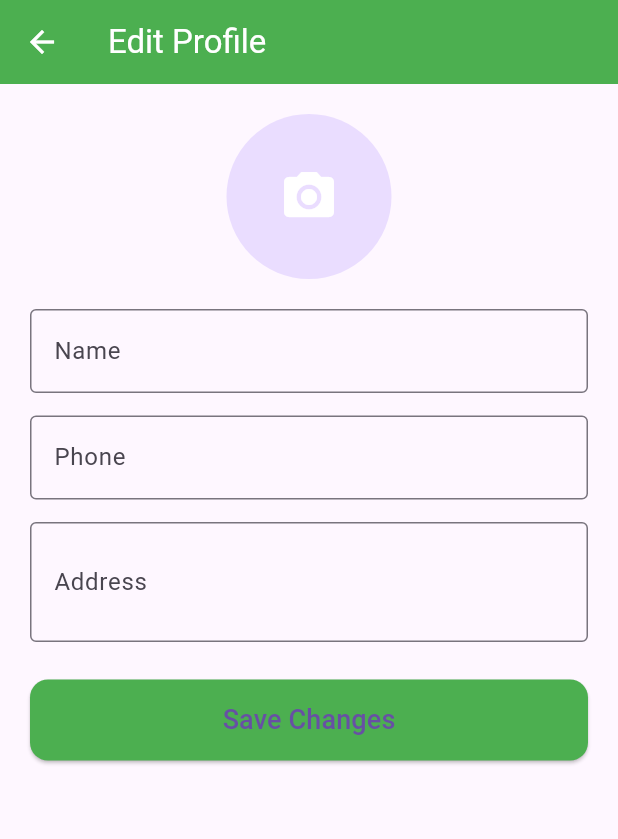
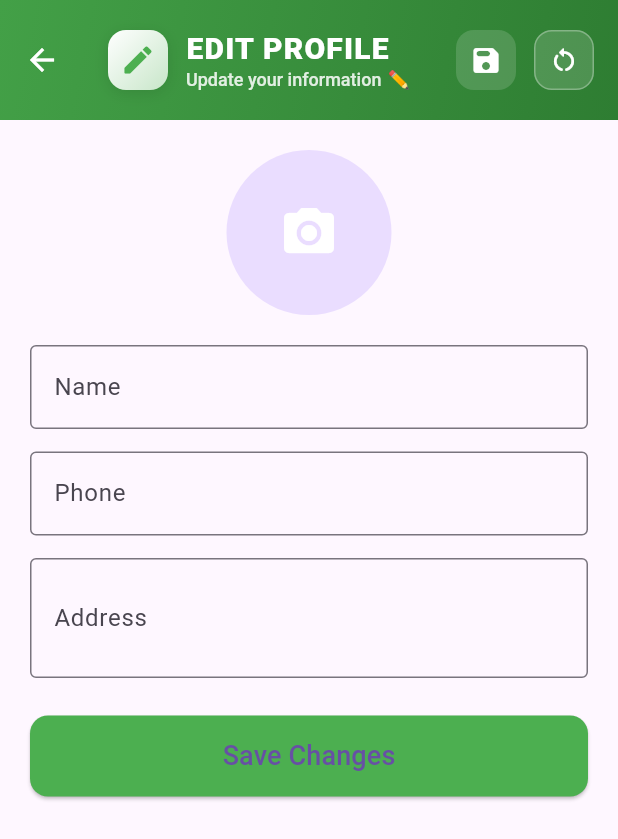
Before and after one commit to shivam2212G/bmt99_app, a Flutter app: the EditProfileScreen screen opened directly with empty values, on a phone screen of 412 x 824 dp. Shown: the top 839 px of the screen. Run offline on Flutter 3.47's test engine with Material 3 defaults, Android fonts, the phone set to English and light mode, and no system bars; our stand-ins replace carousel_slider, dio, google_sign_in, iconsax, image_picker, shared_preferences and 1 more; accounts and stored records are empty.

Commit message:
until its done

```diff
--- a/lib/screens/edit_profile_screen.dart
+++ b/lib/screens/edit_profile_screen.dart
@@ -1,4 +1,5 @@
 import 'dart:io';
+import 'dart:math' as math;
 import 'package:dio/dio.dart';
 import 'package:flutter/material.dart';
 import 'package:image_picker/image_picker.dart';
@@ -140,9 +141,141 @@ class _EditProfileScreenState extends State<EditProfileScreen> {
   Widget build(BuildContext context) {
     return Scaffold(
       appBar: AppBar(
-        title: const Text("Edit Profile"),
-        backgroundColor: Colors.green,
+        title: Row(
+          children: [
+            // Logo/Icon with gradient
+            Container(
+              width: 40,
+              height: 40,
+              decoration: BoxDecoration(
+                gradient: LinearGradient(
+                  colors: [Colors.white, Colors.green.shade100],
+                  begin: Alignment.topLeft,
+                  end: Alignment.bottomRight,
+                ),
+                borderRadius: BorderRadius.circular(12),
+                boxShadow: [
+                  BoxShadow(
+                    color: Colors.black.withOpacity(0.1),
+                    blurRadius: 8,
+                    offset: const Offset(0, 2),
+                  ),
+                ],
+              ),
+              child: const Icon(
+                Icons.edit_rounded,
+                color: Colors.green,
+                size: 24,
+              ),
+            ),
+            const SizedBox(width: 12),
+
+            // Title with improved styling
+            Expanded(
+              child: Column(
+                crossAxisAlignment: CrossAxisAlignment.start,
+                children: [
+                  RichText(
+                    text: TextSpan(
+                      children: [
+                        TextSpan(
+                          text: "EDIT PROFILE",
+                          style: TextStyle(
+                            fontWeight: FontWeight.w800,
+                            fontSize: 20,
+                            color: Colors.white,
+                            letterSpacing: 0.8,
+                          ),
+                        ),
+                      ],
+                    ),
+                  ),
+                  const SizedBox(height: 2),
+                  Row(
+                    children: [
+                      Text(
+                        "Update your information",
+                        style: TextStyle(
+                          fontSize: 12,
+                          color: Colors.white.withOpacity(0.85),
+                          fontWeight: FontWeight.w500,
+                        ),
+                      ),
+                      const SizedBox(width: 4),
+                      TweenAnimationBuilder(
+                        duration: const Duration(milliseconds: 500),
+                        tween: Tween<double>(begin: 0, end: 1),
+                        builder: (context, value, child) {
+                          return Transform.scale(
+                            scale: 1 + 0.1 * math.sin(value * 2 * math.pi),
+                            child: child,
+                          );
+                        },
+                        child: const Text(
+                          "✏️",
+                          style: TextStyle(fontSize: 12),
+                        ),
+                      ),
+                    ],
+                  ),
+                ],
+              ),
+            ),
+          ],
+        ),
+        flexibleSpace: Container(
+          decoration: BoxDecoration(
+            gradient: LinearGradient(
+              colors: [Colors.green.shade600, Colors.green.shade800],
+              begin: Alignment.topLeft,
+              end: Alignment.bottomRight,
+            ),
+          ),
+        ),
+        backgroundColor: Colors.transparent,
         foregroundColor: Colors.white,
+        elevation: 0,
+        shape: const RoundedRectangleBorder(
+          borderRadius: BorderRadius.vertical(bottom: Radius.circular(30)),
+        ),
+        toolbarHeight: 80,
+        actions: [
+          // Save icon
+          Container(
+            width: 40,
+            height: 40,
+            decoration: BoxDecoration(
+              color: Colors.white.withOpacity(0.15),
+              borderRadius: BorderRadius.circular(12),
+            ),
+            child: IconButton(
+              icon: const Icon(Icons.save_rounded, size: 22),
+              onPressed: () {},
+              padding: EdgeInsets.zero,
+            ),
+          ),
+          const SizedBox(width: 12),
+
+          // Reset icon
+          Container(
+            width: 40,
+            height: 40,
+            decoration: BoxDecoration(
+              color: Colors.white.withOpacity(0.15),
+              borderRadius: BorderRadius.circular(12),
+              border: Border.all(
+                color: Colors.white.withOpacity(0.3),
+                width: 1,
+              ),
+            ),
+            child: const Icon(
+              Icons.restart_alt_rounded,
+              size: 20,
+              color: Colors.white,
+            ),
+          ),
+          const SizedBox(width: 16),
+        ],
       ),
       body: SingleChildScrollView(
         padding: const EdgeInsets.all(20),
--- a/lib/screens/home_screen.dart
+++ b/lib/screens/home_screen.dart
@@ -51,7 +51,6 @@ class _HomeScreenState extends State<HomeScreen> {
 
   final List<Map<String, dynamic>> _quickActions = [
     {'icon': Icons.local_offer, 'label': 'Deals', 'color': Colors.orange},
-    {'icon': Icons.local_fire_department, 'label': 'Hot', 'color': Colors.cyan},
     {'icon': Icons.star, 'label': 'Featured', 'color': Colors.amber},
     {'icon': Icons.flash_on, 'label': 'Flash Sale', 'color': Colors.red},
     {'icon': Icons.card_giftcard, 'label': 'Gifts', 'color': Colors.purple},
```
